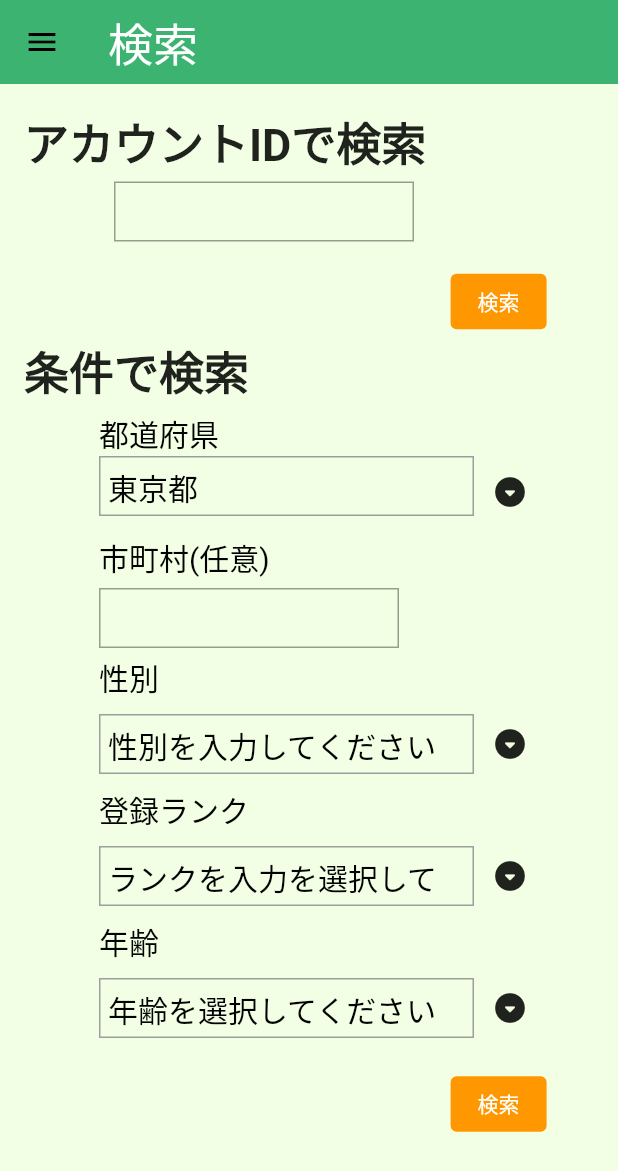
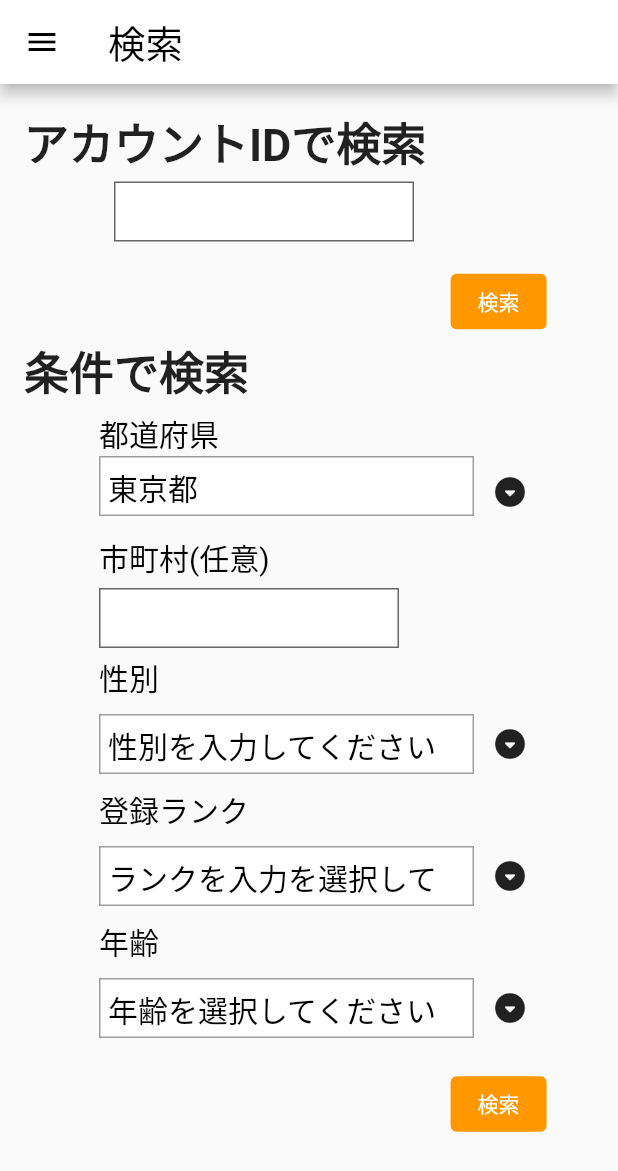
Before and after one commit to yusuke777777/TsuyosukeTennis, a Flutter app: the FindPage screen opened directly, on a phone screen of 412 x 824 dp. Shown: the top 1171 px of the screen. Run offline on Flutter 3.47's test engine with Material 2 defaults, Android fonts, the phone set to English and light mode, and no system bars; our stand-ins replace cloud_firestore, firebase_auth, firebase_core, firebase_storage, flutter_slidable, image_cropper and 2 more; accounts and stored records are empty.

Commit message:
ホ ーム画面レイアウト修正、共通化

```diff
--- a/lib/Page/FindPage.dart
+++ b/lib/Page/FindPage.dart
@@ -1,6 +1,8 @@
+
 import 'package:flutter/cupertino.dart';
 import 'package:flutter/material.dart';
 
+import '../PropSetCofig.dart';
 import 'FindMultiResultPage.dart';
 import 'FindResultPage.dart';
 
@@ -35,22 +37,17 @@ class _FindPageState extends State<FindPage> {
 
   @override
   Widget build(BuildContext context) {
+    //必要コンフィグの初期化
+    HeaderConfig().init(context, "検索");
+    DrawerConfig().init(context);
     return Scaffold(
-      backgroundColor: const Color(0xFFF2FFE4),
       appBar: AppBar(
-        backgroundColor: const Color(0xFF3CB371),
-        //appBarの背景色等設定
-        leading: const Icon(Icons.menu, color: Colors.black),
-        elevation: 0.0,
-        shadowColor: Colors.white,
-
-        title: const Text(
-          "検索",
-          style: TextStyle(
-            fontSize: 30,
-          ),
-        ),
+        backgroundColor: HeaderConfig.backGroundColor,
+        title: HeaderConfig.appBarText,
+        iconTheme: IconThemeData(color: Colors.black),
       ),
+      //ドロアーの定義
+      drawer: DrawerConfig.drawer,
       body: Scrollbar(
         child: SingleChildScrollView(
           child: Padding(
@@ -83,6 +80,8 @@ class _FindPageState extends State<FindPage> {
                               borderRadius: BorderRadius.vertical()
                           ),
                           contentPadding: EdgeInsets.symmetric(horizontal: 16),
+                          fillColor: Colors.white,
+                          filled: true
                         ),
                       ),
                     ),
@@ -151,6 +150,7 @@ class _FindPageState extends State<FindPage> {
                       height: 40,
                       decoration: BoxDecoration(
                         border: Border.all(color: Colors.grey),
+                        color: Colors.white
                       ),
                       child: Text(
                         todofuken,
@@ -208,6 +208,8 @@ class _FindPageState extends State<FindPage> {
                           border: OutlineInputBorder(
                               borderRadius: BorderRadius.vertical()),
                           contentPadding: EdgeInsets.symmetric(horizontal: 16),
+                          fillColor: Colors.white,
+                          filled: true
                         ),
                       ),
                     ),
@@ -252,6 +254,7 @@ class _FindPageState extends State<FindPage> {
                       height: 40,
                       decoration: BoxDecoration(
                         border: Border.all(color: Colors.grey),
+                        color: Colors.white
                       ),
                       child: Text(
                         gender,
@@ -306,6 +309,7 @@ class _FindPageState extends State<FindPage> {
                       height: 40,
                       decoration: BoxDecoration(
                         border: Border.all(color: Colors.grey),
+                        color: Colors.white
                       ),
                       child: Text(
                         torokuRank,
@@ -359,6 +363,7 @@ class _FindPageState extends State<FindPage> {
                       height: 40,
                       decoration: BoxDecoration(
                         border: Border.all(color: Colors.grey),
+                        color: Colors.white
                       ),
                       child: Text(
                         torokuAge,
--- /dev/null
+++ b/lib/PropSetCofig.dart
@@ -0,0 +1,47 @@
+import 'package:flutter/cupertino.dart';
+import 'package:flutter/material.dart';
+
+import 'Page/FriendManagerPage.dart';
+
+/**
+ * ヘッダ部の共通クラスです
+ */
+class HeaderConfig{
+  //ヘッダー部の背景色
+  static late Color backGroundColor;
+  //ヘッダー部の中身
+  static late Text appBarText;
+
+  void init(BuildContext context,String inputTitle){
+    backGroundColor = Colors.white;
+
+    appBarText = Text( inputTitle,
+      style: TextStyle(
+          fontSize: 25,
+          color: Colors.black),
+    );
+  }
+}
+
+//ヘッダー部左のドロアーの共通クラスです
+class DrawerConfig {
+  static late Drawer drawer;
+  void init(BuildContext context) {
+    drawer = Drawer(
+      child: GestureDetector(
+        onTap: () {
+          Navigator.push(
+            context,
+            MaterialPageRoute(
+              builder: (context) => const FriendManagerPage(),
+            ),
+          );
+        },
+        child: Container(
+          child: Text('友人管理'),
+          alignment: Alignment.center,
+        ),
+      ),
+    );
+  }
+}
--- a/lib/UnderMenuMove.dart
+++ b/lib/UnderMenuMove.dart
@@ -24,6 +24,7 @@ class _UnderMenuMoveState extends State<UnderMenuMove> {
     MatchList(),
     TalkList(),
     RankList(),
+
   ];
   int _selectedIndex = 0;
 
--- a/pubspec.yaml
+++ b/pubspec.yaml
@@ -44,6 +44,7 @@ dependencies:
   image_picker_android: ^0.8.5+1
   flutter_slidable: ^1.1.0
   cloud_functions: ^4.0.6
+  marquee: ^2.2.0
 
 
 
```
Also changed, not shown: lib/FireBase/FireBase.dart (+26 -4 lines), lib/Page/HomePage.dart (+129 -77 lines), pubspec.lock, 1 other file.
